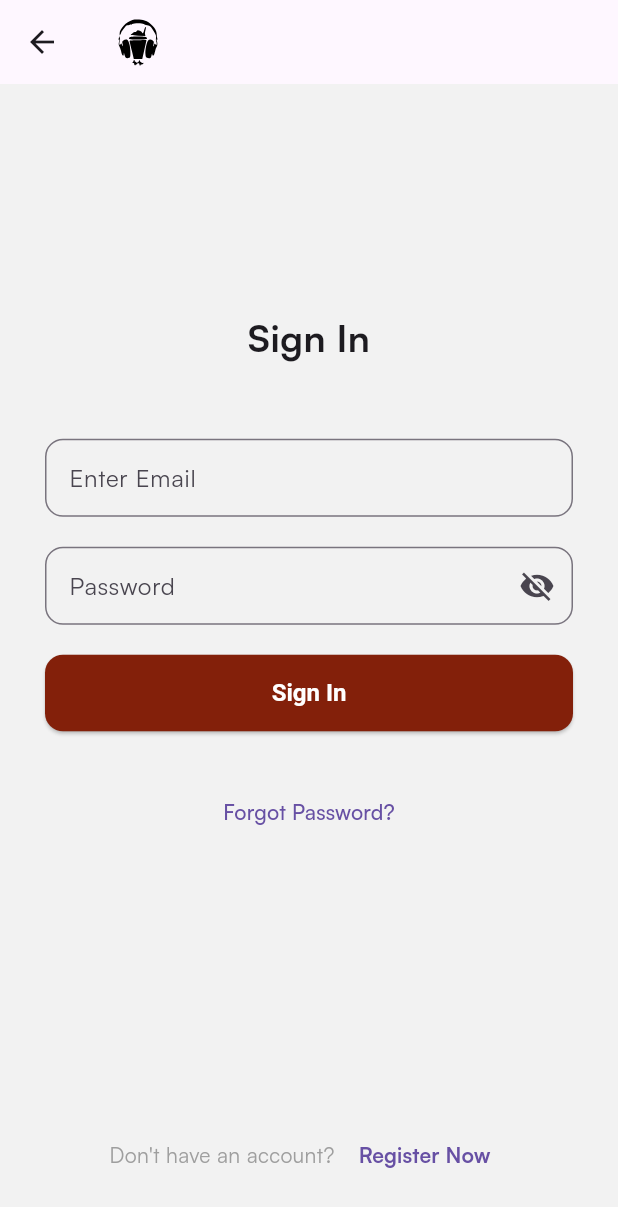
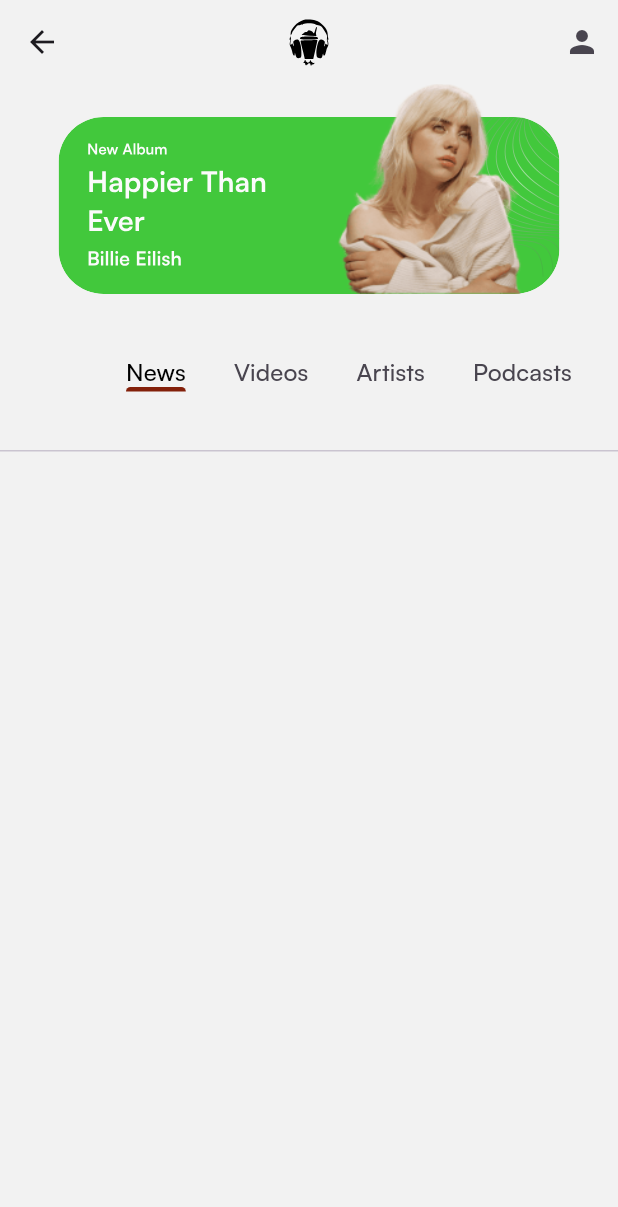
Before and after one commit to mobbipin/SMOOTHIE-PLAYS-MOBILE, a Flutter app: the screen it shows after launch, after a tap on "Sign in", on a phone screen of 412 x 824 dp. Shown: the top 1207 px of the screen. Run offline on Flutter 3.47's test engine with Material 3 defaults, Android fonts, the phone set to English and light mode, and no system bars; our stand-ins replace flutter_svg, get_it, hive, hive_flutter, image_picker; accounts and stored records are empty; project files that could hold a hidden picture were left out.

Commit message:
STARTED HOME PAGE

```diff
--- a/lib/core/configs /assets/app_image.dart
+++ b/lib/core/configs /assets/app_image.dart
@@ -7,4 +7,5 @@
   static const String authBG = '${basePath}auth_bg.png';
   static const String basepath3 = 'assets/images/';
   static const logo = '${basepath3}logosmall.png ';
+  static const String homeArtist = '${basePath}home_artist.png';
 }
--- a/lib/core/configs /assets/app_vectors.dart
+++ b/lib/core/configs /assets/app_vectors.dart
@@ -6,4 +6,5 @@
   static const String spotifylogo = '${basePath}spotify_logo$format';
   static const String topPattern = '${basePath}top_pattern$format';
   static const String bottomPattern = '${basePath}bottom_pattern$format';
+  static const String homeTopCard = '${basePath}home_top_card$format';
 }
--- a/lib/presentation/auth/pages/signin.dart
+++ b/lib/presentation/auth/pages/signin.dart
@@ -1,7 +1,6 @@
 import 'package:flutter/material.dart';
 import 'package:flutter_svg/flutter_svg.dart';
 import 'package:http/http.dart' as http;
-import 'package:smoothie_plays_mobile/aaa/view/dashboard.dart';
 import 'package:smoothie_plays_mobile/core/configs%20/assets/app_vectors.dart';
 import 'package:smoothie_plays_mobile/data/datasources/remote/auth_remote_datasource.dart';
 import 'package:smoothie_plays_mobile/data/models/auth/auth_api_model.dart';
@@ -9,6 +8,7 @@
 import 'package:smoothie_plays_mobile/domain/entities/auth/auth_entity.dart';
 import 'package:smoothie_plays_mobile/domain/usecases/auth/login_usecase.dart';
 import 'package:smoothie_plays_mobile/presentation/auth/pages/signup.dart';
+import 'package:smoothie_plays_mobile/presentation/home/pages/home.dart';
 
 class SigninPage extends StatefulWidget {
   const SigninPage({super.key});
@@ -76,8 +76,7 @@
       // Pass AuthApiModel to DashboardScreen
       Navigator.pushAndRemoveUntil(
         context,
-        MaterialPageRoute(
-            builder: (context) => DashboardScreen(user: authApiModel)),
+        MaterialPageRoute(builder: (context) => HomePage(user: authApiModel)),
         (route) => false, // Remove all previous routes
       );
     } catch (e) {
--- a/lib/presentation/auth/pages/signup_or_siginin.dart
+++ b/lib/presentation/auth/pages/signup_or_siginin.dart
@@ -4,8 +4,9 @@
 import 'package:smoothie_plays_mobile/common/widgets/button/basic_app_button.dart';
 import 'package:smoothie_plays_mobile/core/configs%20/assets/app_vectors.dart';
 import 'package:smoothie_plays_mobile/core/configs%20/theme/app_colors.dart';
-import 'package:smoothie_plays_mobile/presentation/auth/pages/signin.dart';
+import 'package:smoothie_plays_mobile/data/models/auth/auth_api_model.dart';
 import 'package:smoothie_plays_mobile/presentation/auth/pages/signup.dart';
+import 'package:smoothie_plays_mobile/presentation/home/pages/home.dart';
 
 import '../../../common/widgets/appbar/app_bar.dart';
 
@@ -83,7 +84,11 @@
                                     context,
                                     MaterialPageRoute(
                                         builder: (BuildContext context) =>
-                                            SigninPage()));
+                                            HomePage(
+                                                user: AuthApiModel(
+                                                    email: '',
+                                                    fullName: 'fullName',
+                                                    photo: "photo"))));
                               },
                               child: Text(
                                 'Sign in',
--- /dev/null
+++ b/lib/presentation/home/pages/home.dart
@@ -0,0 +1,119 @@
+import 'package:flutter/material.dart';
+import 'package:flutter_svg/flutter_svg.dart';
+import 'package:smoothie_plays_mobile/common/mode/is_dark_mode.dart';
+import 'package:smoothie_plays_mobile/core/configs%20/assets/app_image.dart';
+import 'package:smoothie_plays_mobile/core/configs%20/assets/app_vectors.dart';
+import 'package:smoothie_plays_mobile/core/configs%20/theme/app_colors.dart';
+import 'package:smoothie_plays_mobile/data/models/auth/auth_api_model.dart';
+
+import '../../../common/widgets/appbar/app_bar.dart';
+
+class HomePage extends StatefulWidget {
+  final AuthApiModel user;
+
+  // Accept the user parameter in the constructor
+  const HomePage({super.key, required this.user});
+
+  @override
+  State<HomePage> createState() => _HomePageState();
+}
+
+class _HomePageState extends State<HomePage>
+    with SingleTickerProviderStateMixin {
+  late TabController _tabController;
+
+  @override
+  void initState() {
+    super.initState();
+    _tabController = TabController(length: 4, vsync: this);
+  }
+
+  @override
+  Widget build(BuildContext context) {
+    return Scaffold(
+      appBar: BasicAppbar(
+        hideBack: true,
+        action: IconButton(
+            onPressed: () {
+              Navigator.push(
+                  context,
+                  MaterialPageRoute(
+                      builder: (BuildContext context) => Container()));
+            },
+            icon: const Icon(Icons.person)),
+        title: SvgPicture.asset(
+          AppVectors.logo,
+          height: 40,
+          width: 40,
+        ),
+      ),
+      body: SingleChildScrollView(
+        child: Column(
+          mainAxisAlignment: MainAxisAlignment.center,
+          children: [
+            _homeTopCard(),
+            _tabs(),
+            SizedBox(
+              height: 260,
+              child: TabBarView(
+                controller: _tabController,
+                children: [Container(), Container(), Container()],
+              ),
+            ),
+          ],
+        ),
+      ),
+    );
+  }
+
+  Widget _homeTopCard() {
+    return Center(
+      child: SizedBox(
+        height: 140,
+        child: Stack(
+          children: [
+            Align(
+              alignment: Alignment.bottomCenter,
+              child: SvgPicture.asset(AppVectors.homeTopCard),
+            ),
+            Align(
+              alignment: Alignment.bottomRight,
+              child: Padding(
+                padding: const EdgeInsets.only(right: 60),
+                child: Image.asset(AppImages.homeArtist),
+              ),
+            )
+          ],
+        ),
+      ),
+    );
+  }
+
+  Widget _tabs() {
+    return TabBar(
+      controller: _tabController,
+      isScrollable: true,
+      labelColor: context.isDarkMode ? Colors.white : Colors.black,
+      indicatorColor: AppColors.primary,
+      padding: const EdgeInsets.symmetric(vertical: 40, horizontal: 16),
+      tabs: const [
+        Text(
+          'News',
+          style: TextStyle(fontWeight: FontWeight.w500, fontSize: 16),
+        ),
+        Text(
+          'Videos',
+          style: TextStyle(fontWeight: FontWeight.w500, fontSize: 16),
+        ),
+        Text(
+          'Artists',
+          style: TextStyle(fontWeight: FontWeight.w500, fontSize: 16),
+        ),
+        Text(
+          'Podcasts',
+          style: TextStyle(fontWeight: FontWeight.w500, fontSize: 16),
+        )
+      ],
+    );
+  }
+}
```
Also changed, not shown: assets/images/home_artist.png (added), assets/vectors/home_top_card.svg (added).
